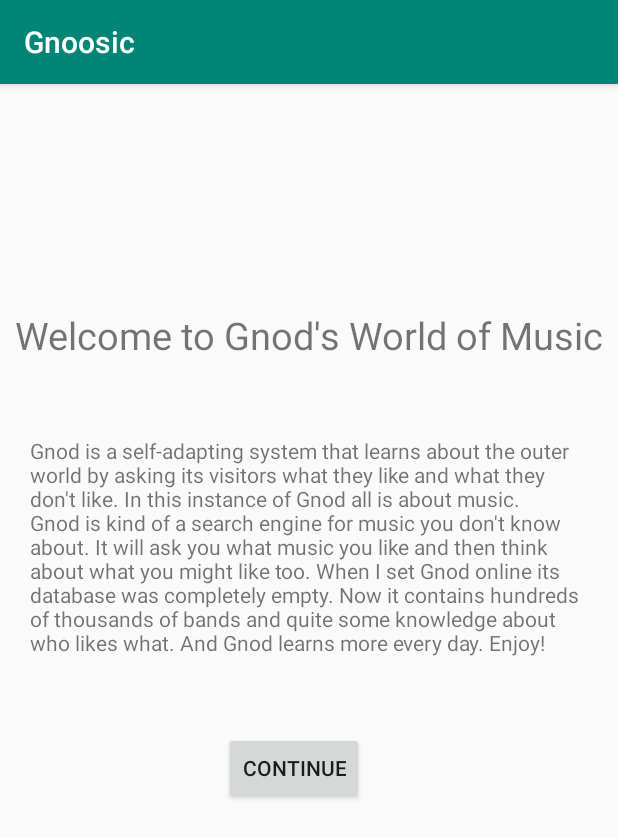
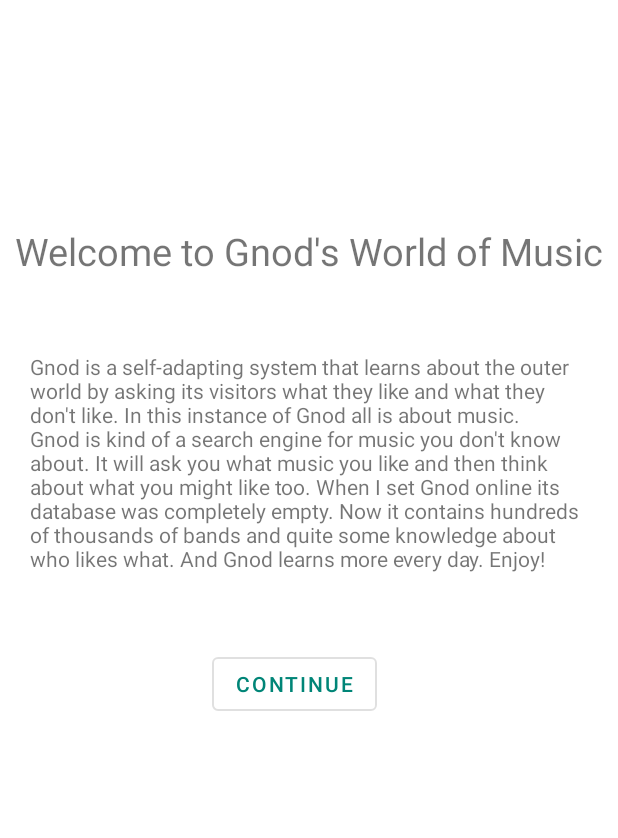
Before and after one commit to Mpk605/Gnoosic_Public, an Android app: the screen it shows after launch (MainActivity), on a phone screen of 412 x 824 dp. Shown: the top 838 px of the screen. Run offline under Robolectric (Android 15) with nearby library versions, the phone set to English and light mode, and no system bars.

Commit message:
material theme

```diff
--- a/app/build.gradle
+++ b/app/build.gradle
@@ -26,4 +26,6 @@
     testImplementation 'junit:junit:4.12'
     androidTestImplementation 'androidx.test.ext:junit:1.1.1'
     androidTestImplementation 'androidx.test.espresso:espresso-core:3.2.0'
+
+    implementation 'com.google.android.material:material:1.1.0'
 }
--- a/app/src/main/res/layout/activity_main.xml
+++ b/app/src/main/res/layout/activity_main.xml
@@ -27,8 +27,9 @@
         android:text="@string/welcome"
         app:layout_constraintTop_toBottomOf="@id/title_welcome" />
 
-    <Button
+    <com.google.android.material.button.MaterialButton
         android:id="@+id/start"
+        style="@style/Widget.MaterialComponents.Button.OutlinedButton"
         android:layout_width="wrap_content"
         android:layout_height="wrap_content"
         android:layout_marginTop="50dp"
--- a/app/src/main/res/values/styles.xml
+++ b/app/src/main/res/values/styles.xml
@@ -1,7 +1,7 @@
 <resources>
 
     <!-- Base application theme. -->
-    <style name="AppTheme" parent="Theme.AppCompat.Light.DarkActionBar">
+    <style name="AppTheme" parent="Theme.MaterialComponents.DayNight.NoActionBar">
         <!-- Customize your theme here. -->
         <item name="colorPrimary">@color/colorPrimary</item>
         <item name="colorPrimaryDark">@color/colorPrimaryDark</item>
```
